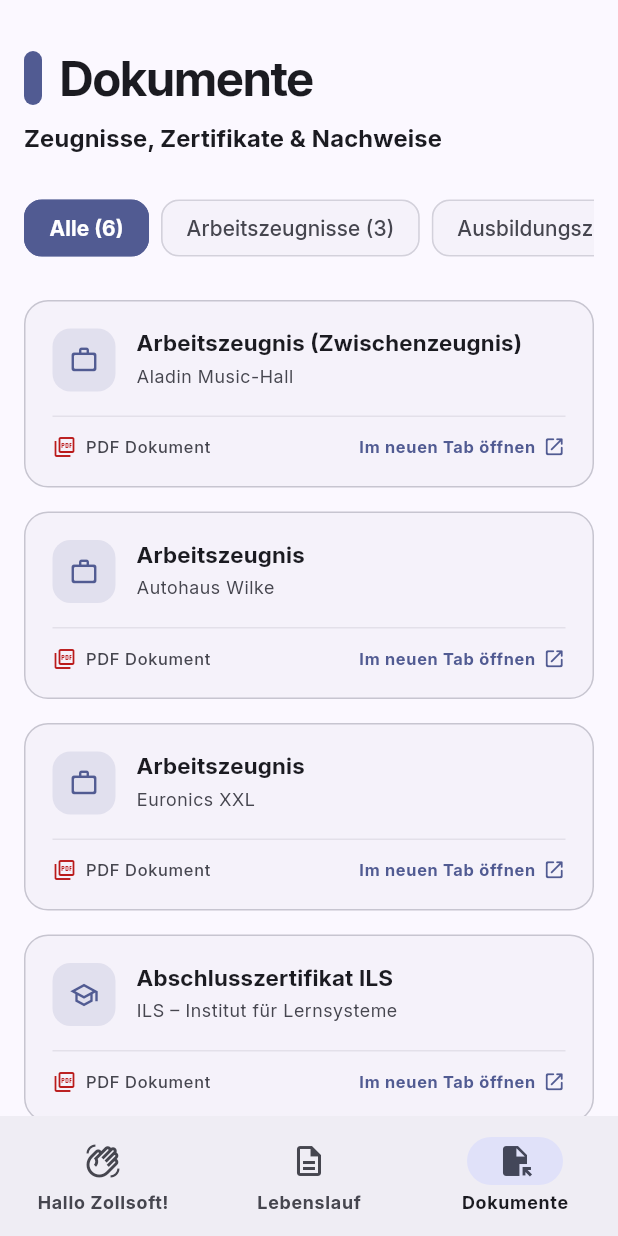
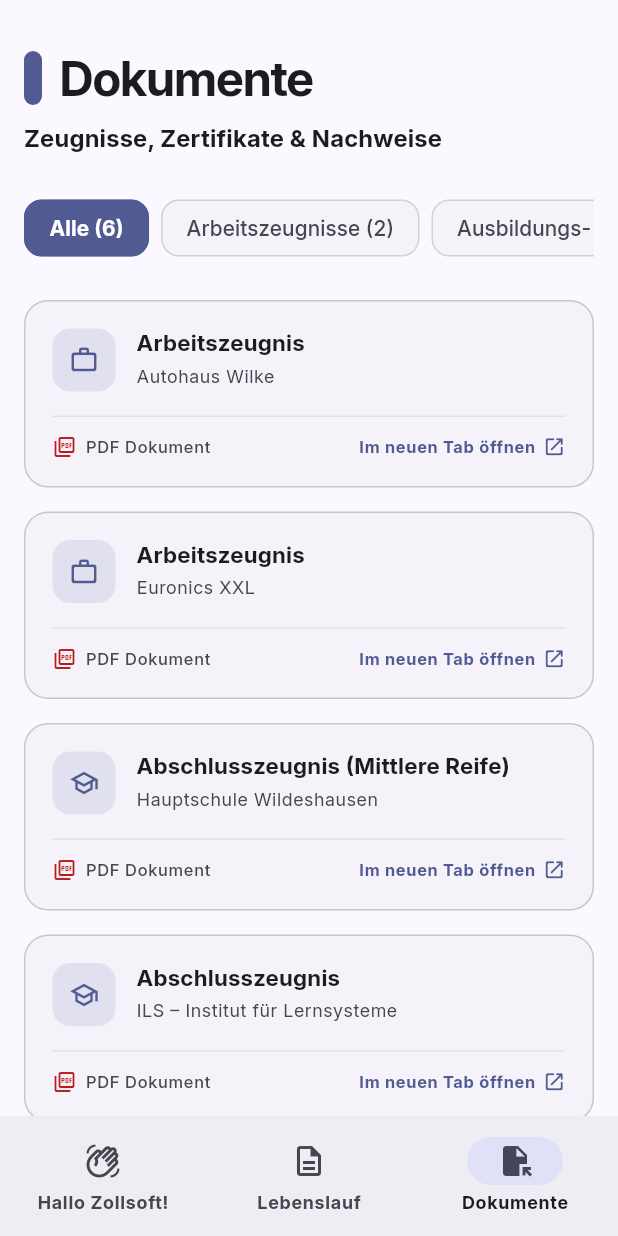
Before and after one commit to fynngerdes/bewerbung_zollsoft, a Flutter app: the screen it shows after launch, item 3 of the bottom bar chosen, on a phone screen of 412 x 824 dp. Run offline on Flutter 3.47's test engine with Material 3 defaults, Android fonts, the phone set to English and light mode, and no system bars; our stand-ins replace flutter_riverpod, go_router, riverpod_annotation; generated files the repository leaves out were written again; network calls fail.

Commit message:
feat: update document entries with new assets and refine category labels

```diff
--- a/lib/documents/data/documents_data.dart
+++ b/lib/documents/data/documents_data.dart
@@ -4,44 +4,44 @@
   static const List<DocumentEntry> allDocuments = [
     // 1. Arbeitszeugnisse
     DocumentEntry(
-      title: 'Arbeitszeugnis (Zwischenzeugnis)',
-      institution: 'Aladin Music-Hall',
-      category: DocumentCategory.employment,
-      assetPath: 'documents/rechnung.pdf',
-    ),
-    DocumentEntry(
       title: 'Arbeitszeugnis',
       institution: 'Autohaus Wilke',
       category: DocumentCategory.employment,
-      assetPath: 'documents/rechnung.pdf',
+      assetPath: 'documents/Arbeitszeugnis Auto-Wilke.pdf',
     ),
     DocumentEntry(
       title: 'Arbeitszeugnis',
       institution: 'Euronics XXL',
       category: DocumentCategory.employment,
-      assetPath: 'documents/rechnung.pdf',
+      assetPath: 'documents/Arbeitszeugnis Euronics.pdf',
     ),
 
     // 2. Ausbildungszeugnisse
     DocumentEntry(
-      title: 'Abschlusszertifikat ILS',
+      title: 'Abschlusszeugnis (Mittlere Reife)',
+      institution: 'Hauptschule Wildeshausen',
+      category: DocumentCategory.education,
+      assetPath: 'documents/Abschlusszeugnis-Schule.pdf',
+    ),
+    DocumentEntry(
+      title: 'Abschlusszeugnis',
       institution: 'ILS – Institut für Lernsysteme',
       category: DocumentCategory.education,
-      assetPath: 'documents/rechnung.pdf',
+      assetPath: 'documents/ILS-Abschlusszeugnis.pdf',
     ),
     DocumentEntry(
-      title: 'IHK Prüfungs- & Ausbildungszeugnis',
+      title: 'Prüfungs- & Ausbildungszeugnis',
       institution: 'Euronics XXL / IHK',
       category: DocumentCategory.education,
-      assetPath: 'documents/rechnung.pdf',
+      assetPath: 'documents/IHK-Abschlusszeugnis.pdf',
     ),
 
     // 3. Sonstige
     DocumentEntry(
-      title: 'Musterdokument & Beleg (Demo)',
-      institution: 'Zollsoft Bewerbungsunterlagen',
+      title: 'Zertifikat Schlagfertigkeitstraining',
+      institution: 'IHK',
       category: DocumentCategory.other,
-      assetPath: 'documents/rechnung.pdf',
+      assetPath: 'documents/IHK-Schlagfertigkeitstraining.pdf',
     ),
   ];
 }
--- a/lib/documents/models/document_entry_model.dart
+++ b/lib/documents/models/document_entry_model.dart
@@ -2,7 +2,10 @@
 
 enum DocumentCategory {
   employment(label: 'Arbeitszeugnisse', icon: Icons.work_outline_rounded),
-  education(label: 'Ausbildungszeugnisse', icon: Icons.school_outlined),
+  education(
+    label: 'Ausbildungs- und Schulzeugnisse',
+    icon: Icons.school_outlined,
+  ),
   other(label: 'Sonstige', icon: Icons.description_outlined);
 
   final String label;
```
Also changed, not shown: 7 other files.
